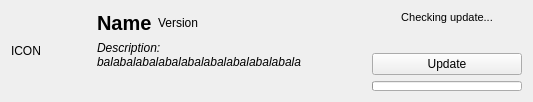
kaniol-lck/modmanager, file src/ui/localmoditemwidget.ui: the form before one commit.
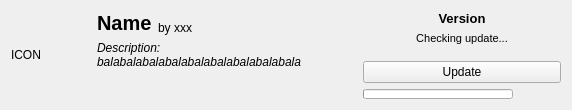
The form after the commit.

The edit to the form file:
```diff
--- a/src/ui/localmoditemwidget.ui
+++ b/src/ui/localmoditemwidget.ui
@@ -6,15 +6,15 @@
    <rect>
     <x>0</x>
     <y>0</y>
-    <width>533</width>
-    <height>92</height>
+    <width>572</width>
+    <height>110</height>
    </rect>
   </property>
   <property name="windowTitle">
    <string>Form</string>
   </property>
   <layout class="QGridLayout" name="gridLayout">
-   <item row="0" column="0" rowspan="2">
+   <item row="0" column="0" rowspan="3">
     <widget class="QLabel" name="modIcon">
      <property name="sizePolicy">
       <sizepolicy hsizetype="Fixed" vsizetype="Fixed">
@@ -39,7 +39,7 @@
      </property>
     </widget>
    </item>
-   <item row="0" column="1">
+   <item row="0" column="1" rowspan="2">
     <widget class="QLabel" name="modName">
      <property name="sizePolicy">
       <sizepolicy hsizetype="Minimum" vsizetype="Minimum">
@@ -59,7 +59,9 @@
      </property>
     </widget>
    </item>
-   <item row="0" column="2">
+   <item row="0" column="3" rowspan="3">
+    <layout class="QVBoxLayout" name="verticalLayout">
+     <item>
     <widget class="QLabel" name="modVersion">
      <property name="sizePolicy">
       <sizepolicy hsizetype="Expanding" vsizetype="Preferred">
@@ -67,13 +69,21 @@
        <verstretch>0</verstretch>
       </sizepolicy>
      </property>
+       <property name="font">
+        <font>
+         <pointsize>10</pointsize>
+         <weight>75</weight>
+         <bold>true</bold>
+        </font>
+       </property>
      <property name="text">
       <string>Version</string>
      </property>
-    </widget>
-   </item>
-   <item row="0" column="3" rowspan="2">
-    <layout class="QVBoxLayout" name="verticalLayout">
+       <property name="alignment">
+        <set>Qt::AlignCenter</set>
+       </property>
+      </widget>
+     </item>
      <item>
       <widget class="QLabel" name="updateStatus">
        <property name="font">
@@ -153,7 +163,28 @@
      </item>
     </layout>
    </item>
-   <item row="1" column="1" colspan="2">
+   <item row="1" column="2">
+    <widget class="QLabel" name="modAuthors">
+     <property name="sizePolicy">
+      <sizepolicy hsizetype="Expanding" vsizetype="Preferred">
+       <horstretch>0</horstretch>
+       <verstretch>0</verstretch>
+      </sizepolicy>
+     </property>
+     <property name="font">
+      <font>
+       <pointsize>9</pointsize>
+      </font>
+     </property>
+     <property name="text">
+      <string>by xxx</string>
+     </property>
+     <property name="alignment">
+      <set>Qt::AlignBottom|Qt::AlignLeading|Qt::AlignLeft</set>
+     </property>
+    </widget>
+   </item>
+   <item row="2" column="1" colspan="2">
     <widget class="QLabel" name="modDescription">
      <property name="sizePolicy">
       <sizepolicy hsizetype="Preferred" vsizetype="Expanding">
```
Lines whose indentation alone changed are shown as unchanged.
